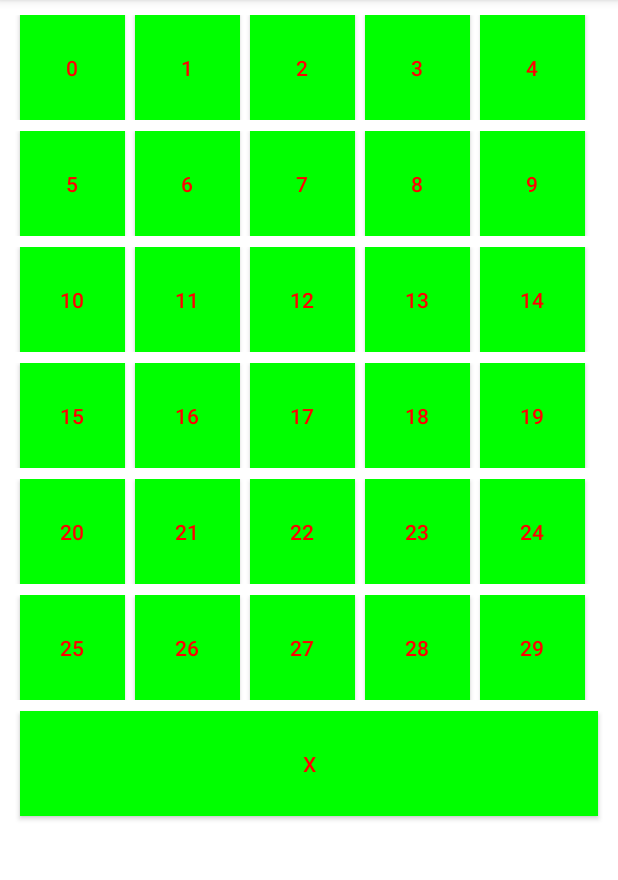
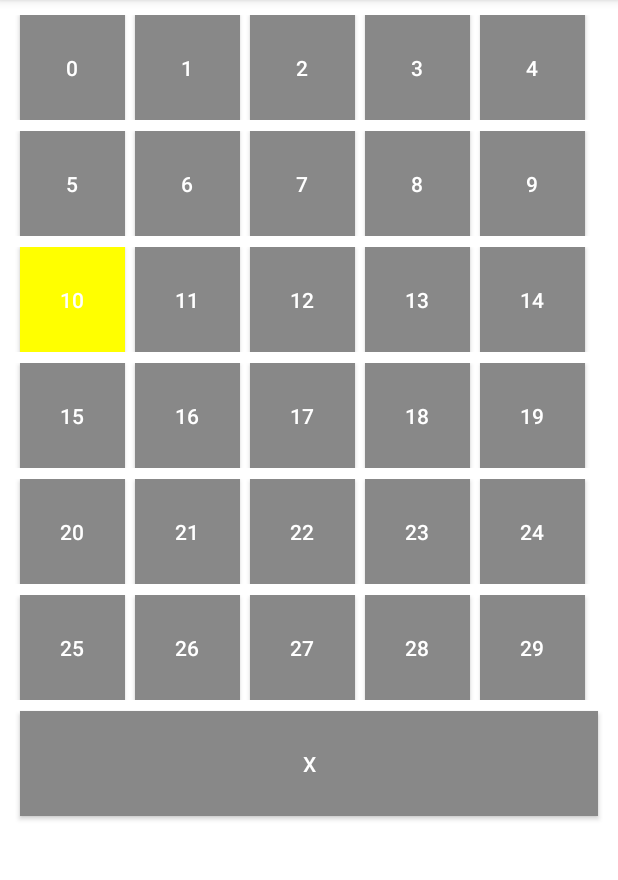
Before and after one commit to mnokno/WordleMaster, an Android app: the screen it shows after launch (MainActivity), after a tap on "10", on a phone screen of 412 x 824 dp, the part 84-964 px from its top. Run offline under Robolectric (Android 15) with nearby library versions, the phone set to English and light mode, and no system bars; 1 other tap on this screen came first.

Commit message:
Small UI chnages

```diff
--- a/app/src/main/java/com/example/wordlemaster/MainActivity.kt
+++ b/app/src/main/java/com/example/wordlemaster/MainActivity.kt
@@ -92,12 +92,13 @@ class MainActivity : AppCompatActivity() {
 
                 // Sets on click event
                 button.setOnClickListener(View.OnClickListener {
-                    // TODO
+                    //TODO
+                    button.setBackgroundColor(Color.YELLOW)
                 })
 
                 // Sets buttons appearance
-                button.setBackgroundColor(Color.GREEN)
-                button.setTextColor(Color.RED)
+                button.setBackgroundColor(Color.GRAY)
+                button.setTextColor(Color.WHITE)
                 //(button as ImageButton).setImageDrawable(R.drawable.button_frame)
 
                 // Adds this button to linearLayout
@@ -118,8 +119,8 @@ class MainActivity : AppCompatActivity() {
             recommendMoveButton(suggestButton);
         })
         // Sets buttons appearance
-        suggestButton.setBackgroundColor(Color.GREEN)
-        suggestButton.setTextColor(Color.RED)
+        suggestButton.setBackgroundColor(Color.GRAY)
+        suggestButton.setTextColor(Color.WHITE)
         // Adds this button to linearLayout
         mainLinearLayout.addView(suggestButton);
     }
```
